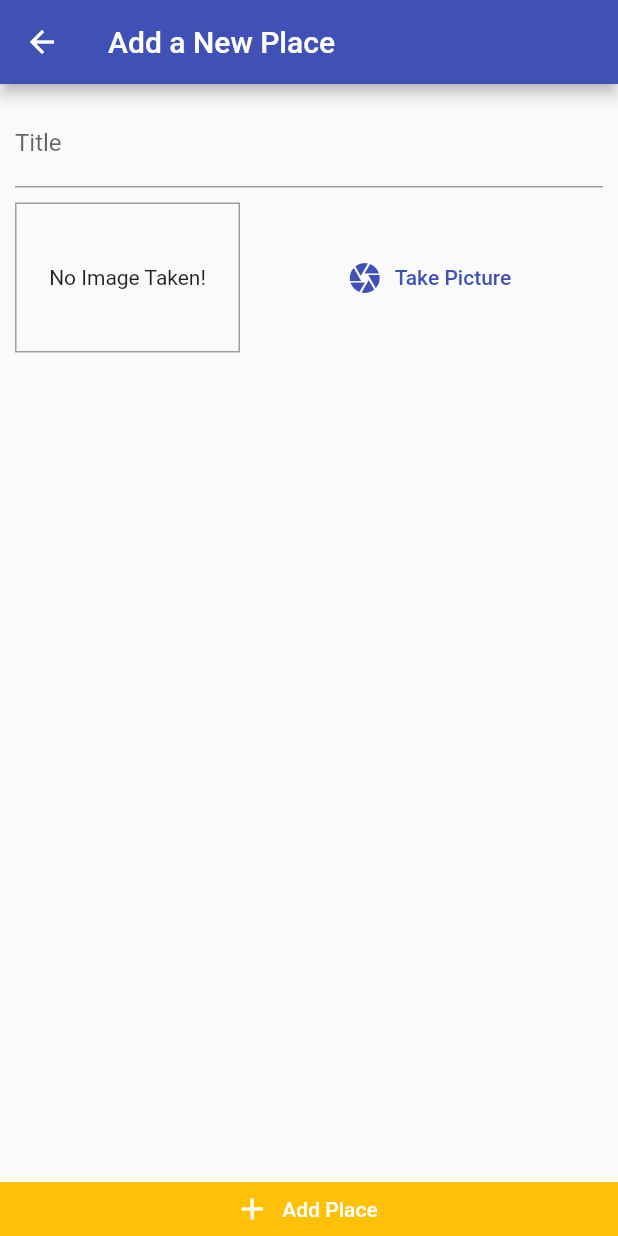
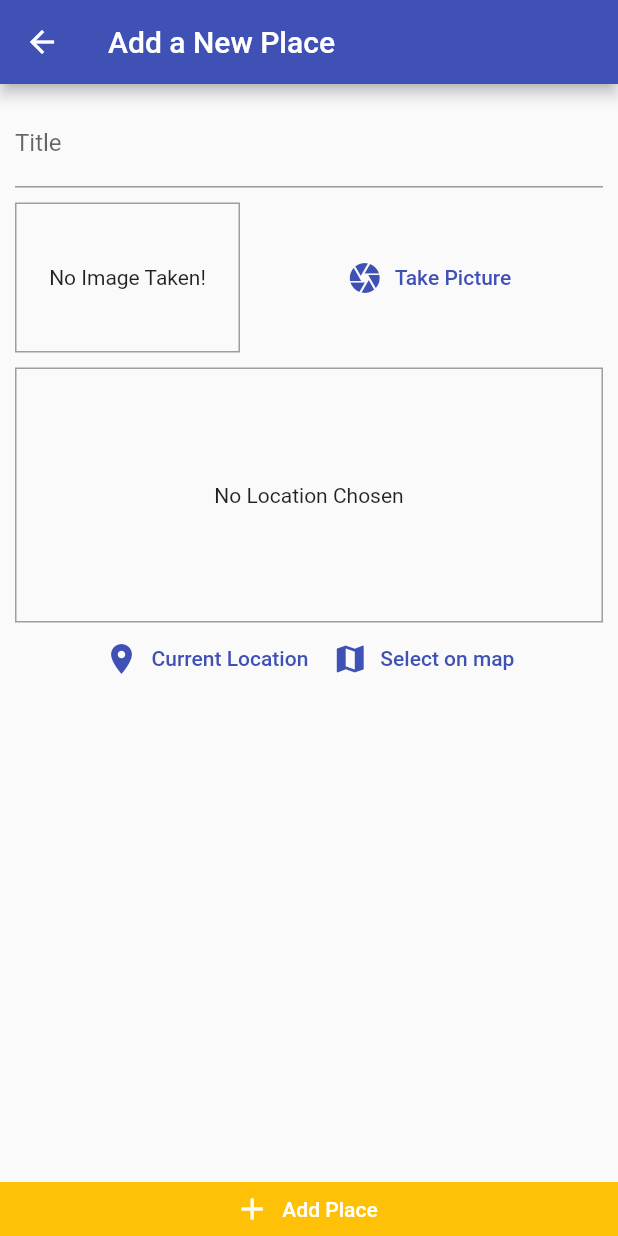
Before and after one commit to PratikJH153/GreatPlacesApp, a Flutter app: the screen it shows after launch, after a tap on the "add" icon, on a phone screen of 412 x 824 dp. Run offline on Flutter 3.47's test engine with Material 2 defaults, Android fonts, the phone set to English and light mode, and no system bars; our stand-ins replace image_picker, location, sqflite; accounts and stored records are empty.

Commit message:
Added SQL Database and adding places functionality

```diff
--- /dev/null
+++ b/lib/helper/db_helper.dart
@@ -0,0 +1,27 @@
+import 'package:sqflite/sqflite.dart';
+import 'package:path/path.dart' as path;
+
+class DBHelper {
+  static Future<Database> database() async {
+    final dbPath = await getDatabasesPath();
+    return openDatabase(path.join(dbPath, 'places.db'),
+        onCreate: (db, version) {
+      return db.execute(
+          "CREATE TABLE user_places(id TEXT PRIMARY KEY, title TEXT, image TEXT)");
+    }, version: 1);
+  }
+
+  static Future<void> insert(String table, Map<String, dynamic> data) async {
+    final sqlDB = await DBHelper.database();
+    await sqlDB.insert(
+      table,
+      data,
+      conflictAlgorithm: ConflictAlgorithm.replace,
+    );
+  }
+
+  static Future<List<Map<String, dynamic>>> getData(String table) async {
+    final sqlDB = await DBHelper.database();
+    return await sqlDB.query(table);
+  }
+}
--- a/lib/providers/great_places.dart
+++ b/lib/providers/great_places.dart
@@ -1,6 +1,7 @@
 import 'dart:io';
 
 import 'package:flutter/foundation.dart';
+import 'package:greatplacesapp/helper/db_helper.dart';
 
 import '../models/place.dart';
 
@@ -21,5 +22,25 @@ class GreatPlaces with ChangeNotifier {
     );
     _items.add(newPlace);
     notifyListeners();
+    DBHelper.insert("user_places", {
+      'id': newPlace.id,
+      'title': newPlace.title,
+      'image': newPlace.image.path,
+    });
+  }
+
+  Future<void> fetchAndSetPlaces() async {
+    final data = await DBHelper.getData("user_places");
+    _items = data
+        .map(
+          (item) => Place(
+            id: item["id"],
+            title: item["title"],
+            image: File(item["image"]),
+            location: null,
+          ),
+        )
+        .toList();
+    notifyListeners();
   }
 }
--- a/lib/views/add_place_page.dart
+++ b/lib/views/add_place_page.dart
@@ -3,6 +3,7 @@ import 'dart:io';
 import 'package:flutter/material.dart';
 import 'package:greatplacesapp/providers/great_places.dart';
 import 'package:greatplacesapp/widgets/image_input.dart';
+import 'package:greatplacesapp/widgets/location_input.dart';
 import 'package:provider/provider.dart';
 
 class AddPlacePage extends StatefulWidget {
@@ -55,6 +56,10 @@ class _AddPlacePageState extends State<AddPlacePage> {
                       height: 10,
                     ),
                     ImageInput(_selectImage),
+                    const SizedBox(
+                      height: 10,
+                    ),
+                    const LocationInput(),
                   ],
                 ),
               ),
--- a/lib/views/places_list_page.dart
+++ b/lib/views/places_list_page.dart
@@ -20,9 +20,20 @@ class PlacesListPage extends StatelessWidget {
           ),
         ],
       ),
-      body: Consumer<GreatPlaces>(
-        child: const Text("Got no places yet, Start adding some!"),
-        builder: (ctx, greatPlace, ch) => greatPlace.items.isEmpty
+      body: FutureBuilder(
+        future: Provider.of<GreatPlaces>(context, listen: false)
+            .fetchAndSetPlaces(),
+        builder: (context, snapshot) {
+          return Consumer<GreatPlaces>(
+            child: const Center(
+              child: Text("Got no places yet, Start adding some!"),
+            ),
+            builder: (ctx, greatPlace, ch) =>
+                snapshot.connectionState == ConnectionState.waiting
+                    ? const Center(
+                        child: CircularProgressIndicator(),
+                      )
+                    : greatPlace.items.isEmpty
                         ? ch!
                         : ListView.builder(
                             itemCount: greatPlace.items.length,
@@ -38,6 +49,8 @@ class PlacesListPage extends StatelessWidget {
                               );
                             },
                           ),
+          );
+        },
       ),
     );
   }
--- a/lib/widgets/image_input.dart
+++ b/lib/widgets/image_input.dart
@@ -26,10 +26,10 @@ class _ImageInputState extends State<ImageInput> {
       return;
     }
     setState(() {
-      _storedImage = File(imageFile!.path);
+      _storedImage = File(imageFile.path);
     });
     final appDir = await syspaths.getApplicationDocumentsDirectory();
-    final finalName = path.basename(imageFile!.path);
+    final finalName = path.basename(imageFile.path);
 
     final saveImage = await _storedImage!.copy("${appDir.path}/$finalName");
     widget.onSelectImage(saveImage);
--- /dev/null
+++ b/lib/widgets/location_input.dart
@@ -0,0 +1,69 @@
+import 'package:flutter/material.dart';
+import 'package:location/location.dart';
+
+class LocationInput extends StatefulWidget {
+  const LocationInput({Key? key}) : super(key: key);
+
+  @override
+  _LocationInputState createState() => _LocationInputState();
+}
+
+class _LocationInputState extends State<LocationInput> {
+  String? _previewImageUrl;
+
+  Future<void> _getCurrentUserLocation() async {
+    final locData = await Location().getLocation();
+    print(locData.latitude);
+    print(locData.longitude);
+  }
+
+  @override
+  Widget build(BuildContext context) {
+    return Column(
+      children: [
+        Container(
+          height: 170,
+          width: double.infinity,
+          alignment: Alignment.center,
+          decoration: BoxDecoration(
+            border: Border.all(
+              width: 1,
+              color: Colors.grey,
+            ),
+          ),
+          child: _previewImageUrl == null
+              ? const Text(
+                  "No Location Chosen",
+                  textAlign: TextAlign.center,
+                )
+              : Image.network(
+                  _previewImageUrl!,
+                  fit: BoxFit.cover,
+                  width: double.infinity,
+                ),
+        ),
+        Row(
+          mainAxisAlignment: MainAxisAlignment.center,
+          children: [
+            TextButton.icon(
+              onPressed: _getCurrentUserLocation,
+              style: TextButton.styleFrom(
+                primary: Theme.of(context).primaryColor,
+              ),
+              icon: const Icon(Icons.location_on),
+              label: const Text("Current Location"),
+            ),
+            TextButton.icon(
+              onPressed: () {},
+              style: TextButton.styleFrom(
+                primary: Theme.of(context).primaryColor,
+              ),
+              icon: const Icon(Icons.map),
+              label: const Text("Select on map"),
+            ),
+          ],
+        )
+      ],
+    );
+  }
+}
--- a/pubspec.yaml
+++ b/pubspec.yaml
@@ -33,6 +33,8 @@ dependencies:
   image_picker: ^0.8.4+4
   path: ^1.6.2
   path_provider: ^2.0.8
+  sqflite: ^2.0.2
+  location: ^4.3.0
 
   # The following adds the Cupertino Icons font to your application.
   # Use with the CupertinoIcons class for iOS style icons.
```
Also changed, not shown: pubspec.lock, 1 other file. Lines whose indentation alone changed are shown as unchanged.
